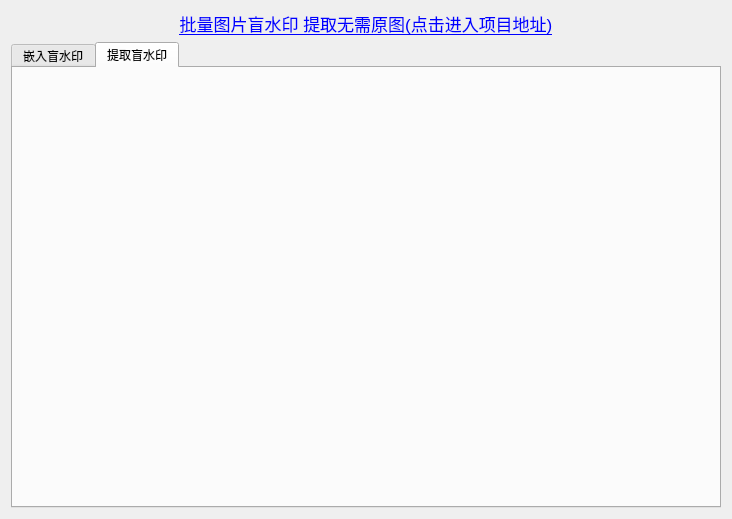
kkgg0521/bulid_watermark_gui, file ui/build_watermark.ui: the form before one commit.
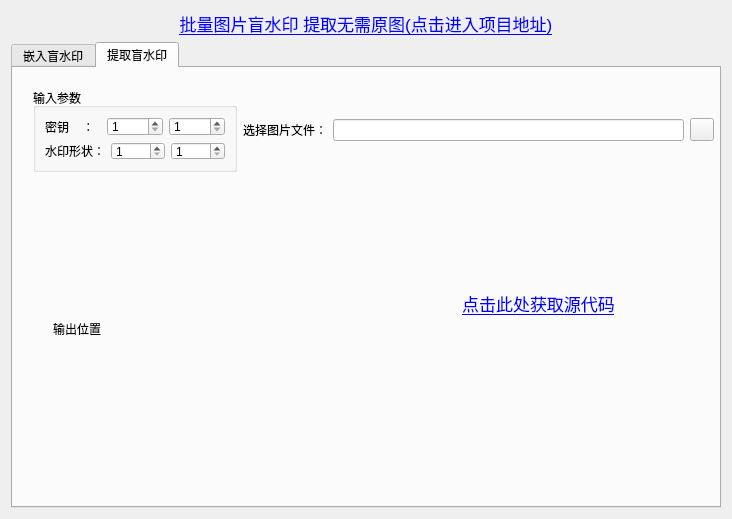
The form after the commit. The open tabs and pages were chosen to show the change.

What changed in the file:
```diff
--- a/ui/build_watermark.ui
+++ b/ui/build_watermark.ui
@@ -230,6 +230,151 @@
       <attribute name="title">
        <string>提取盲水印</string>
       </attribute>
+      <widget class="QLabel" name="label_outwm">
+       <property name="geometry">
+        <rect>
+         <x>40</x>
+         <y>180</y>
+         <width>151</width>
+         <height>161</height>
+        </rect>
+       </property>
+       <property name="text">
+        <string>输出位置</string>
+       </property>
+      </widget>
+      <widget class="QLabel" name="label_10">
+       <property name="geometry">
+        <rect>
+         <x>400</x>
+         <y>170</y>
+         <width>251</width>
+         <height>131</height>
+        </rect>
+       </property>
+       <property name="font">
+        <font>
+         <pointsize>13</pointsize>
+        </font>
+       </property>
+       <property name="text">
+        <string>&lt;a href=&quot;https://github.com/kkgg0521/bulid_watermark_gui&quot;&gt;点击此处获取源代码&lt;/a&gt;</string>
+       </property>
+       <property name="alignment">
+        <set>Qt::AlignCenter</set>
+       </property>
+       <property name="openExternalLinks">
+        <bool>true</bool>
+       </property>
+      </widget>
+      <widget class="QWidget" name="">
+       <property name="geometry">
+        <rect>
+         <x>20</x>
+         <y>20</y>
+         <width>681</width>
+         <height>84</height>
+        </rect>
+       </property>
+       <layout class="QHBoxLayout" name="horizontalLayout_4">
+        <item>
+         <widget class="QGroupBox" name="groupBox_5">
+          <property name="title">
+           <string>输入参数</string>
+          </property>
+          <layout class="QGridLayout" name="gridLayout_7">
+           <item row="0" column="0">
+            <layout class="QHBoxLayout" name="horizontalLayout_2">
+             <item>
+              <widget class="QLabel" name="label_8">
+               <property name="text">
+                <string>密钥    ：</string>
+               </property>
+              </widget>
+             </item>
+             <item>
+              <widget class="QSpinBox" name="spinBox_password1_2">
+               <property name="minimum">
+                <number>1</number>
+               </property>
+               <property name="maximum">
+                <number>9999</number>
+               </property>
+              </widget>
+             </item>
+             <item>
+              <widget class="QSpinBox" name="spinBox_password2_2">
+               <property name="minimum">
+                <number>1</number>
+               </property>
+               <property name="maximum">
+                <number>9999</number>
+               </property>
+              </widget>
+             </item>
+            </layout>
+           </item>
+           <item row="1" column="0">
+            <layout class="QHBoxLayout" name="horizontalLayout_5">
+             <item>
+              <widget class="QLabel" name="label_11">
+               <property name="text">
+                <string>水印形状：</string>
+               </property>
+              </widget>
+             </item>
+             <item>
+              <widget class="QSpinBox" name="spinBox_shapew">
+               <property name="minimum">
+                <number>1</number>
+               </property>
+               <property name="maximum">
+                <number>9999</number>
+               </property>
+              </widget>
+             </item>
+             <item>
+              <widget class="QSpinBox" name="spinBox_shapeh">
+               <property name="minimum">
+                <number>1</number>
+               </property>
+               <property name="maximum">
+                <number>9999</number>
+               </property>
+              </widget>
+             </item>
+            </layout>
+           </item>
+          </layout>
+         </widget>
+        </item>
+        <item>
+         <layout class="QHBoxLayout" name="horizontalLayout_3">
+          <item>
+           <widget class="QLabel" name="label_9">
+            <property name="text">
+             <string>选择图片文件：</string>
+            </property>
+           </widget>
+          </item>
+          <item>
+           <widget class="QLineEdit" name="lineEdit_tq">
+            <property name="readOnly">
+             <bool>true</bool>
+            </property>
+           </widget>
+          </item>
+          <item>
+           <widget class="QToolButton" name="toolButton_tq">
+            <property name="text">
+             <string/>
+            </property>
+           </widget>
+          </item>
+         </layout>
+        </item>
+       </layout>
+      </widget>
      </widget>
     </widget>
    </item>
```
